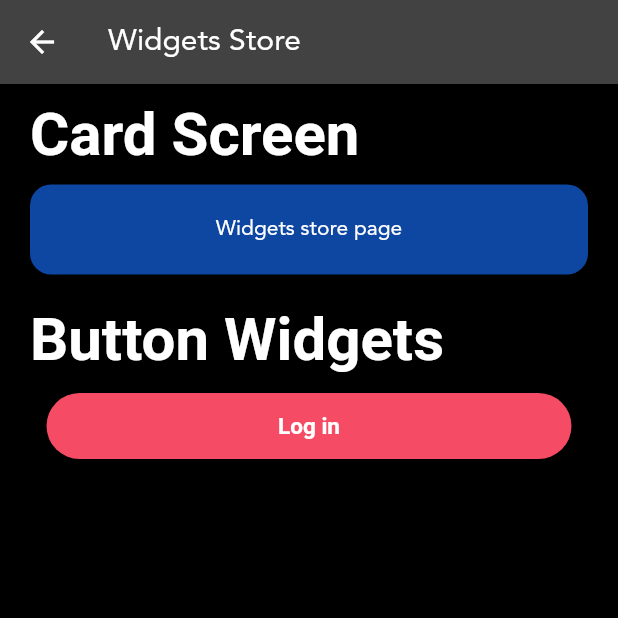
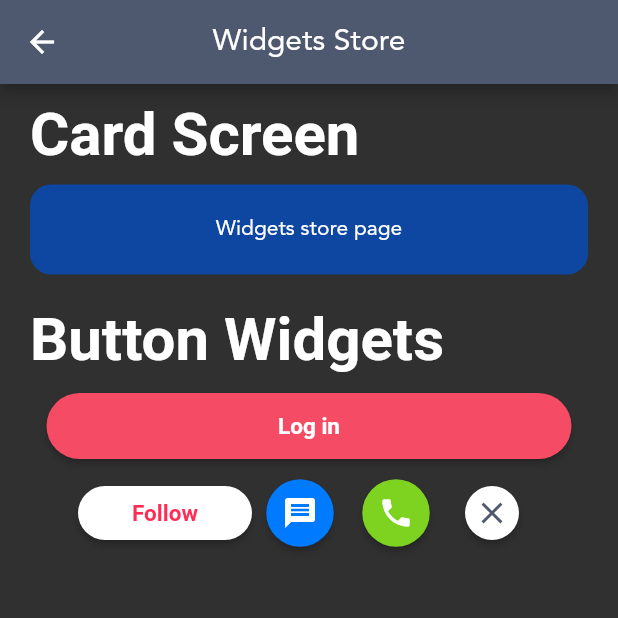
Before and after one commit to Daobakhanh/Yope-YourPets, a Flutter app: the WidgetStorePage screen opened directly, on a phone screen of 412 x 824 dp, the top half of it. Run offline on Flutter 3.47's test engine with Material 2 defaults, Android fonts, the phone set to English and light mode, and no system bars; our stand-ins replace unicons; Roboto replaces fonts that are missing (Avernir).

Commit message:
config ThemeData (dark & light), AppBarTheme

```diff
--- a/lib/common/data_type/dashboard_list_screen.dart
+++ b/lib/common/data_type/dashboard_list_screen.dart
@@ -1,5 +1,5 @@
 const listDashBoardScreen = [
   'Auth Dashboard',
   'Home Dashboard',
-  'Commom Widgets Page',
+  'Widget Store Page',
 ];
--- a/lib/main.dart
+++ b/lib/main.dart
@@ -22,9 +22,13 @@ class _MyAppState extends State<MyApp> {
       debugShowCheckedModeBanner: false,
       title: 'Yope',
       theme: ThemeData(
+        appBarTheme: const AppBarTheme(
+          color: AppColors.grey,
+          centerTitle: true,
+        ),
         brightness: Brightness.dark,
         fontFamily: "Avenir",
-        // primaryColor: darkMode ? AppTextColor.light : AppTextColor.dark,
+        // primaryColor: AppColors.grey,
       ),
       home: const DashBoardPage(),
     );
--- a/lib/modules/auth/pages/auth_forgot_password_page.dart
+++ b/lib/modules/auth/pages/auth_forgot_password_page.dart
@@ -36,7 +36,7 @@ class _ForgotPasswordPageState extends State<ForgotPasswordPage> {
             const SizedBox(
               height: 40,
             ),
-            LongButton(
+            LongStadiumButton(
                 color: AppColors.pinkAccent,
                 nameOfButton: 'SEND',
                 onTap: () {
--- a/lib/modules/auth/pages/auth_page.dart
+++ b/lib/modules/auth/pages/auth_page.dart
@@ -70,7 +70,7 @@ class _AuthPageState extends State<AuthPage> {
           ),
           Padding(
             padding: const EdgeInsets.only(top: 20, bottom: 5),
-            child: LongButton(
+            child: LongStadiumButton(
               nameOfButton: 'Log In',
               onTap: () {
                 // ignore: avoid_print
@@ -82,7 +82,7 @@ class _AuthPageState extends State<AuthPage> {
               },
             ),
           ),
-          LongButton(
+          LongStadiumButton(
             color: AppColors.pinkAccent,
             nameOfButton: 'Sign Up',
             onTap: () {
--- a/lib/modules/auth/pages/auth_sign_up_page.dart
+++ b/lib/modules/auth/pages/auth_sign_up_page.dart
@@ -51,7 +51,7 @@ class _SignUpPageState extends State<SignUpPage> {
               const SizedBox(
                 height: 20,
               ),
-              LongButton(
+              LongStadiumButton(
                   color: AppColors.pinkAccent,
                   nameOfButton: 'SIGN UP',
                   onTap: () {
--- a/lib/modules/dashboard/pages/app_dashboard_page.dart
+++ b/lib/modules/dashboard/pages/app_dashboard_page.dart
@@ -31,9 +31,9 @@ class DashBoardPage extends StatelessWidget {
             title: listDashBoardScreen[1],
             pageWidget: const DashBoardHomePage(),
           ),
-          const CardScreen(
-            title: 'WidgetStorePage',
-            pageWidget: WidgetStorePage(),
+          CardScreen(
+            title: listDashBoardScreen[2],
+            pageWidget: const WidgetStorePage(),
           ),
           // CardScreen(
           //   title: listScreen[3],
--- a/lib/modules/widget_store/page/widget_store_page.dart
+++ b/lib/modules/widget_store/page/widget_store_page.dart
@@ -10,7 +10,6 @@ class WidgetStorePage extends StatelessWidget {
   @override
   Widget build(BuildContext context) {
     return Scaffold(
-      backgroundColor: AppColors.black,
       appBar: AppBar(
         title: const Text('Widgets Store'),
       ),
@@ -37,13 +36,49 @@ class WidgetStorePage extends StatelessWidget {
             ),
           ),
           const SizedBox(height: 10),
-          LongButton(
+          LongStadiumButton(
             color: AppColors.pinkAccent,
             nameOfButton: 'Log in',
             onTap: () {
               debugPrint('object');
             },
-          )
+          ),
+          const SizedBox(
+            height: 10,
+          ),
+
+          Row(
+            mainAxisAlignment: MainAxisAlignment.center,
+            children: [
+              ShortStadiumButton(
+                nameOfButton: 'Follow',
+                onTap: () {
+                  debugPrint('Press short Btn');
+                },
+              ),
+              CircleButton(
+                icon: const Icon(Icons.message),
+                buttonColor: AppColors.activeStateBlue,
+                onTap: () {
+                  debugPrint('hello');
+                },
+              ),
+              CircleButton(
+                icon: const Icon(Icons.phone),
+                buttonColor: AppColors.activeStateGreen,
+                onTap: () {},
+              ),
+              CircleButton(
+                icon: const Icon(
+                  Icons.close,
+                  color: AppColors.grey,
+                ),
+                buttonColor: AppColors.light,
+                size: const Size(28, 28),
+                onTap: () {},
+              )
+            ],
+          ),
         ],
       ),
     );
--- a/lib/modules/widget_store/widgets/stateless_widget/button_widget.dart
+++ b/lib/modules/widget_store/widgets/stateless_widget/button_widget.dart
@@ -2,11 +2,11 @@ import 'package:flutter/material.dart';
 import 'package:yope_yourpet_social_networking/themes/app_colors.dart';
 import 'package:yope_yourpet_social_networking/themes/app_text_styles.dart';
 
-class LongButton extends StatelessWidget {
+class LongStadiumButton extends StatelessWidget {
   final Color? color;
   final String? nameOfButton;
   final VoidCallback? onTap;
-  const LongButton(
+  const LongStadiumButton(
       {Key? key, required this.nameOfButton, required this.onTap, this.color})
       : super(key: key);
 
@@ -14,9 +14,7 @@ class LongButton extends StatelessWidget {
   Widget build(BuildContext context) {
     return Container(
       // color: AppColors.activeStateGreen,
-
       alignment: Alignment.center,
-
       child: ElevatedButton(
         onPressed: onTap!,
         child: Text(
@@ -35,3 +33,61 @@ class LongButton extends StatelessWidget {
     );
   }
 }
+
+class ShortStadiumButton extends StatelessWidget {
+  final Color? color;
+  final String? nameOfButton;
+  final VoidCallback? onTap;
+  const ShortStadiumButton(
+      {Key? key, required this.nameOfButton, required this.onTap, this.color})
+      : super(key: key);
+
+  @override
+  Widget build(BuildContext context) {
+    return Container(
+      // color: AppColors.activeStateGreen,
+      alignment: Alignment.center,
+      child: ElevatedButton(
+        onPressed: onTap!,
+        child: Text(
+          nameOfButton!,
+          style: AppTextStyle.body15.copyWith(
+            fontWeight: FontWeight.bold,
+            color: color == null ? AppTextColor.pink : AppTextColor.light,
+          ),
+        ),
+        style: ElevatedButton.styleFrom(
+          shape: const StadiumBorder(),
+          primary: color ?? AppColors.light,
+          fixedSize: const Size(116, 32),
+        ),
+      ),
+    );
+  }
+}
+
+class CircleButton extends StatelessWidget {
+  final Icon? icon;
+  final Color? buttonColor;
+  final VoidCallback? onTap;
+  final Size? size;
+  const CircleButton({
+    Key? key,
+    required this.icon,
+    required this.buttonColor,
+    required this.onTap,
+    this.size,
+  }) : super(key: key);
+
+  @override
+  Widget build(BuildContext context) {
+    return ElevatedButton(
+      onPressed: onTap,
+      child: icon,
+      style: ElevatedButton.styleFrom(
+          primary: buttonColor,
+          shape: const CircleBorder(),
+          fixedSize: size ?? const Size(45, 45)),
+    );
+  }
+}
--- a/lib/themes/app_colors.dart
+++ b/lib/themes/app_colors.dart
@@ -14,6 +14,7 @@ class AppColors {
   static const Color black = Color(0xff000000);
   static const Color dark = Color(0xff1D1D26);
   static const Color light = Color(0xffFFFFFF);
+  static const Color grey = Color(0xff4E586E);
   static const Color keyboardGray = Color(0xffD2D5DB);
   static const Color keyboardLightGray = Color(0xffEFEFF4);
   static const Color pinkAccent = Color(0xffF54B64);
--- a/pubspec.yaml
+++ b/pubspec.yaml
@@ -35,6 +35,7 @@ dependencies:
   cupertino_icons: ^1.0.2
   json_annotation: ^4.6.0
   unicons: ^2.1.0
+  custom_navigation_bar: ^0.8.2
 
 dev_dependencies:
   flutter_test:
```
Also changed, not shown: lib/modules/auth/pages/auth_login_page.dart (+6 -5 lines), lib/modules/auth/widgets/auth_common_widgets.dart (+15 -8 lines), pubspec.lock.
